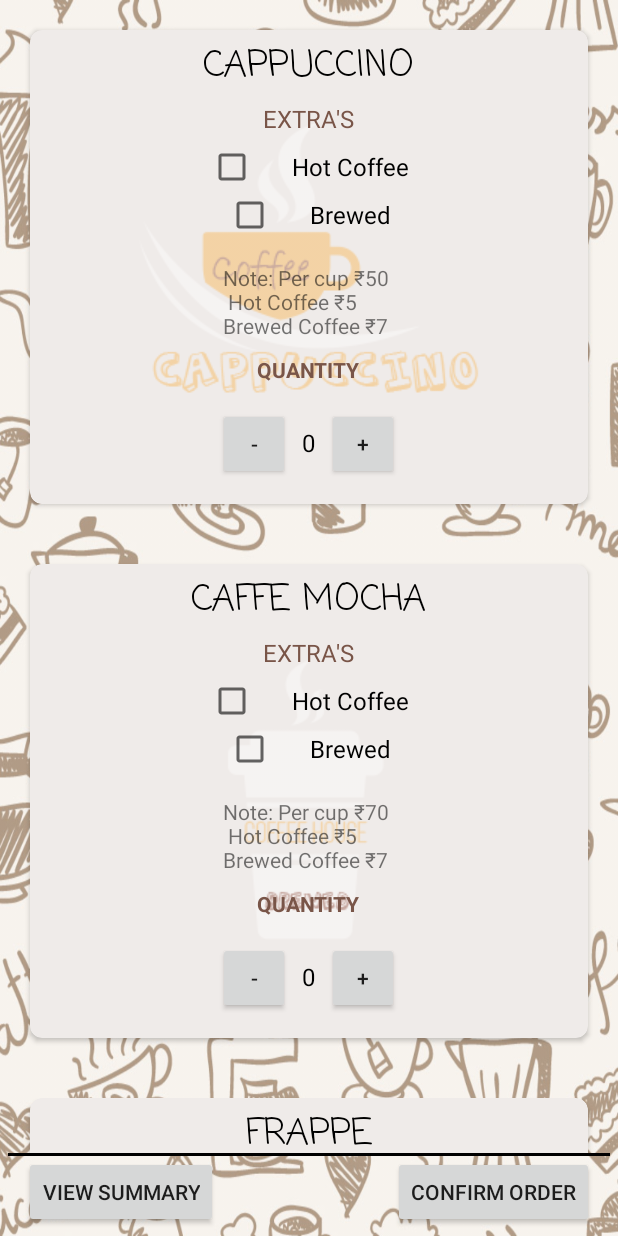
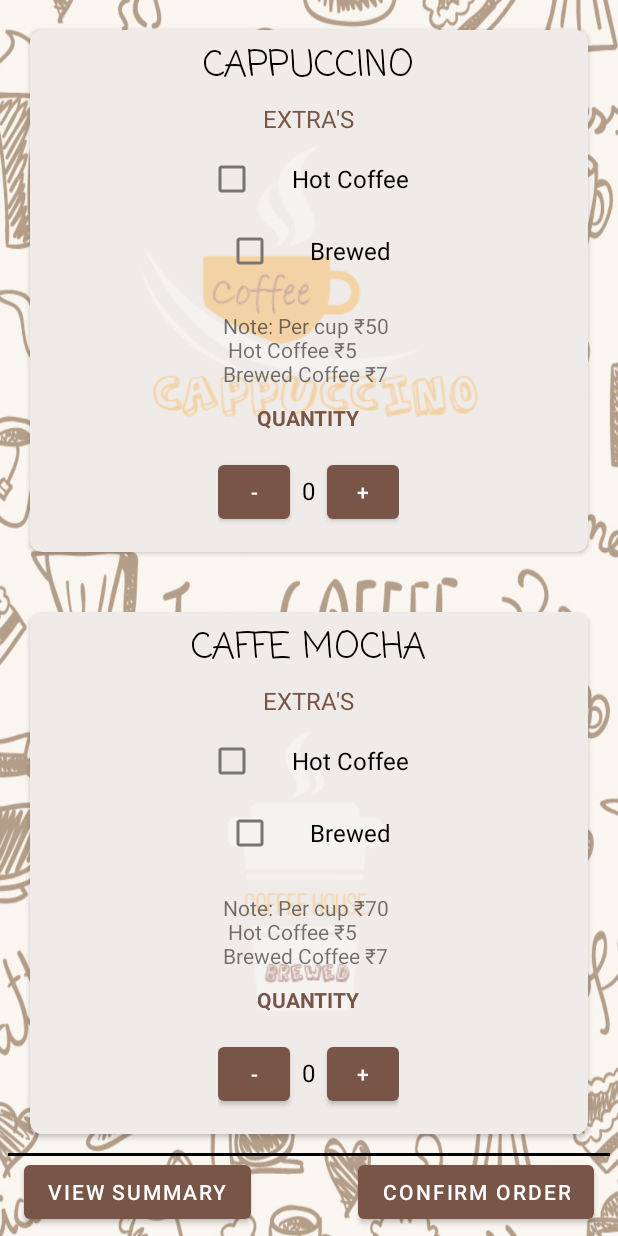
Before and after one commit to HemanshuVarma/CoffeeHouse, an Android app: the screen it shows after launch (MainActivity), after a tap on an icon or button, on a phone screen of 412 x 824 dp. Run offline under Robolectric (Android 15) with nearby library versions, the phone set to English and light mode, and no system bars.

Commit message:
Update: Theme to MaterialComponents, Style colors

```diff
--- a/app/src/main/res/values/colors.xml
+++ b/app/src/main/res/values/colors.xml
@@ -1,8 +1,8 @@
 <?xml version="1.0" encoding="utf-8"?>
 <resources>
-    <color name="colorPrimary">#3F51B5</color>
-    <color name="colorPrimaryDark">#795548</color>
-    <color name="colorAccent">#FF4081</color>
+    <color name="colorPrimary">#795548</color>
+    <color name="colorPrimaryDark">#3E2723</color>
+    <color name="colorAccent">#A1887F</color>
     <color name="white">#FFFFFF</color>
     <color name="brown">#795548</color>
     <color name="black">#000000</color>
--- a/app/src/main/res/values/styles.xml
+++ b/app/src/main/res/values/styles.xml
@@ -1,14 +1,14 @@
 <resources>
 
     <!-- Base application theme. -->
-    <style name="AppTheme" parent="Theme.AppCompat.Light.NoActionBar">
+    <style name="AppTheme" parent="Theme.MaterialComponents.Light.NoActionBar">
         <!-- Customize your theme here. -->
         <item name="colorPrimary">@color/colorPrimary</item>
         <item name="colorPrimaryDark">@color/colorPrimaryDark</item>
         <item name="colorAccent">@color/colorAccent</item>
     </style>
 
-    <style name="splashScreenTheme" parent="Theme.AppCompat.NoActionBar">
+    <style name="splashScreenTheme" parent="Theme.MaterialComponents.NoActionBar">
         <item name="colorPrimary">@color/brown</item>
         <item name="android:windowNoTitle">true</item>
         <item name="android:windowActionBar">false</item>
```
